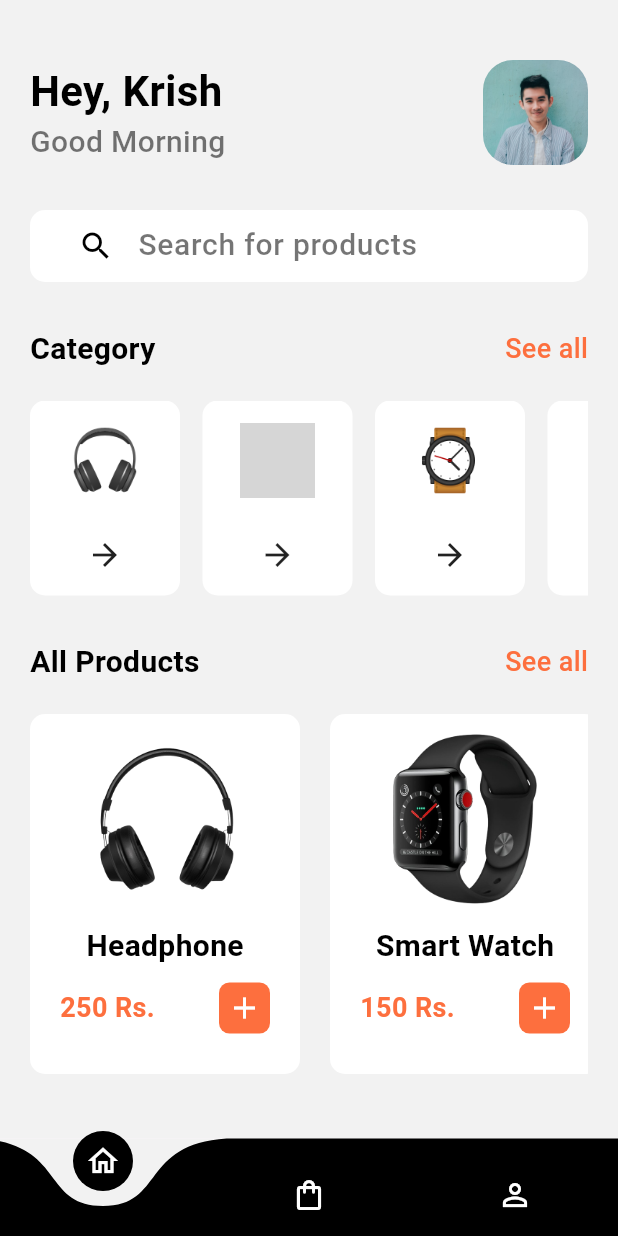
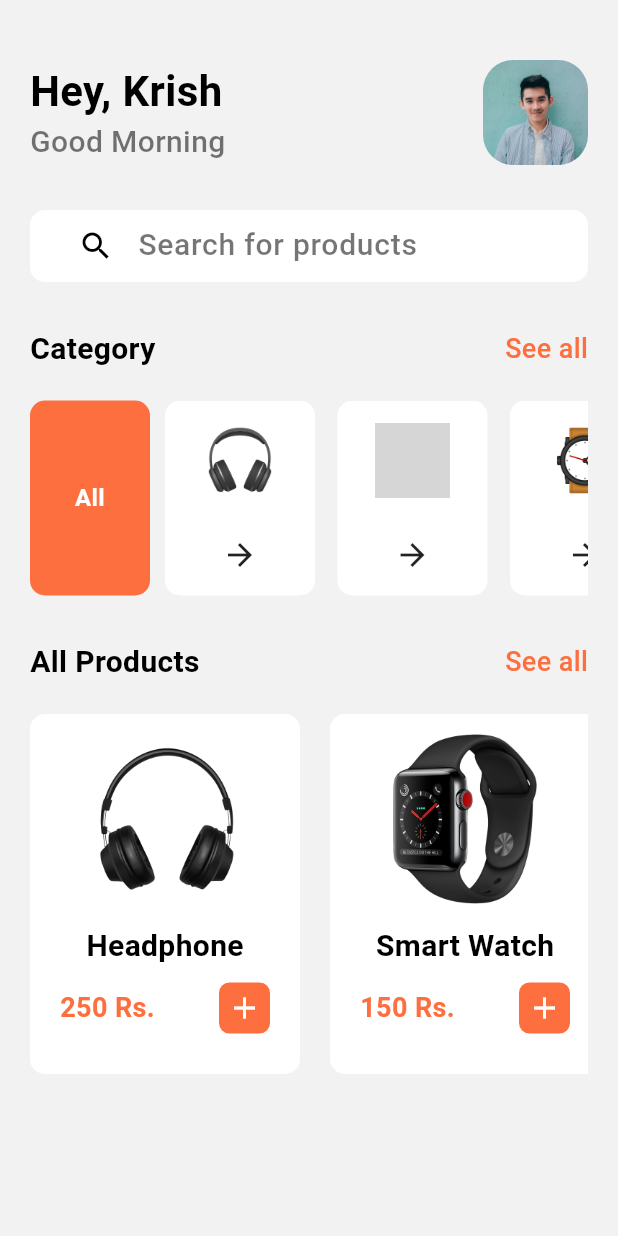
Before and after one commit to krish-solanki/eKart, a Flutter app: the screen it shows after launch, on a phone screen of 412 x 824 dp. Run offline on Flutter 3.47's test engine with Material 3 defaults, Android fonts, the phone set to English and light mode, and no system bars; drawn by our look-alikes of curved_navigation_bar; our stand-ins replace image_picker, supabase_flutter; accounts and stored records are empty; grey boxes are pictures that could not be loaded.

```diff
--- a/lib/main.dart
+++ b/lib/main.dart
@@ -1,6 +1,8 @@
 import 'package:flutter/material.dart';
 import 'package:shopping_app/Admin/add_product.dart';
 import 'package:shopping_app/pages/bottom_nav.dart';
+import 'package:shopping_app/pages/home.dart';
+import 'package:shopping_app/pages/signUp.dart';
 
 import 'package:supabase_flutter/supabase_flutter.dart';
 
@@ -32,6 +34,6 @@ class MainApp extends StatelessWidget {
 
   @override
   Widget build(BuildContext context) {
-    return MaterialApp(home: Bottomnav());
+    return MaterialApp(home: Home());
   }
 }
--- a/lib/pages/home.dart
+++ b/lib/pages/home.dart
@@ -21,7 +21,8 @@ class _HomeState extends State<Home> {
   Widget build(BuildContext context) {
     return Scaffold(
       backgroundColor: const Color(0xfff2f2f2),
-      body: Container(
+      body: SingleChildScrollView(
+        child: Container(
           margin: const EdgeInsets.only(top: 40.0, left: 20.0, right: 20.0),
           child: Column(
             crossAxisAlignment: CrossAxisAlignment.start,
@@ -72,7 +73,7 @@ class _HomeState extends State<Home> {
               ),
               const SizedBox(height: 30),
 
-            // Category Title
+              // Categories Title
               Row(
                 mainAxisAlignment: MainAxisAlignment.spaceBetween,
                 children: [
@@ -92,8 +93,30 @@ class _HomeState extends State<Home> {
               // Category List
               SizedBox(
                 height: 130,
+                child: Row(
+                  children: [
+                    Container(
+                      width: 80,
+                      margin: const EdgeInsets.only(right: 10),
+                      padding: const EdgeInsets.all(20),
+                      decoration: BoxDecoration(
+                        color: const Color(0xFFFD6F3E),
+                        borderRadius: BorderRadius.circular(10),
+                      ),
+                      child: const Center(
+                        child: Text(
+                          'All',
+                          style: TextStyle(
+                            color: Colors.white,
+                            fontSize: 16,
+                            fontWeight: FontWeight.bold,
+                          ),
+                          textAlign: TextAlign.center,
+                        ),
+                      ),
+                    ),
+                    Expanded(
                       child: ListView.builder(
-                padding: EdgeInsets.zero,
                         scrollDirection: Axis.horizontal,
                         itemCount: categories.length,
                         itemBuilder: (context, index) {
@@ -102,6 +125,9 @@ class _HomeState extends State<Home> {
                             category: categories[index]["name"],
                           );
                         },
+                      ),
+                    ),
+                  ],
                 ),
               ),
               const SizedBox(height: 30),
@@ -123,21 +149,27 @@ class _HomeState extends State<Home> {
               ),
               const SizedBox(height: 20),
 
-            // Product Cards (Static demo list)
+              // Product Cards
               SizedBox(
                 height: 240,
                 child: ListView(
                   scrollDirection: Axis.horizontal,
                   shrinkWrap: true,
                   children: [
-                  productCard('images/headphone2.png', 'Headphone', '250 Rs.'),
+                    productCard(
+                      'images/headphone2.png',
+                      'Headphone',
+                      '250 Rs.',
+                    ),
                     productCard('images/watch2.png', 'Smart Watch', '150 Rs.'),
                     productCard('images/laptop2.png', 'Laptop', '1250 Rs.'),
                     productCard('images/TV.png', 'TV', '2250 Rs.'),
                   ],
                 ),
               ),
+              const SizedBox(height: 30),
             ],
+          ),
         ),
       ),
     );
--- a/lib/pages/signup.dart
+++ b/lib/pages/signup.dart
@@ -210,14 +210,14 @@ class _SignupState extends State<Signup> {
         email: email,
         password: password,
       );
-
       if (mounted) {
+        Navigator.of(context).pop(); // Close loading dialog
         ScaffoldMessenger.of(context).showSnackBar(
           const SnackBar(
             backgroundColor: Colors.green,
             content: Text(
-              "Registration Successful! Check Your Mail for Verification link",
-              style: TextStyle(fontSize: 12.0),
+              "Verification Link Send Sucessfully",
+              style: TextStyle(fontSize: 16.0),
             ),
           ),
         );
--- /dev/null
+++ b/lib/sevices/constant.dart
@@ -0,0 +1,3 @@
+String publishable_key =
+    "pk_test_51Rs2oTRvBOOvyb45f6E424Td1UiHbqUA1GoLlpAWTX4fhUzYYPey2PhMExlblzIdtfWOaO88vo5m1EHv59PJYwWu00yBIXyZiV";
+String secret_key = "sk_test_51Rs2oTRvBOOvyb45x2O8nMKfT1TU83zWWG71fJCMI7RBsjmNmID3DWCUwjCmMhuf4rNUD141om7uJQ6nzHOvY42T00yjTwljVA";
--- a/pubspec.yaml
+++ b/pubspec.yaml
@@ -16,6 +16,7 @@ dependencies:
   path:
   mime:
   uuid:
+  flutter_stripe:
 
 
   cupertino_icons: ^1.0.8
```
Also changed, not shown: lib/pages/product_detail.dart (+10 -6 lines), pubspec.lock. Lines whose indentation alone changed are shown as unchanged.
